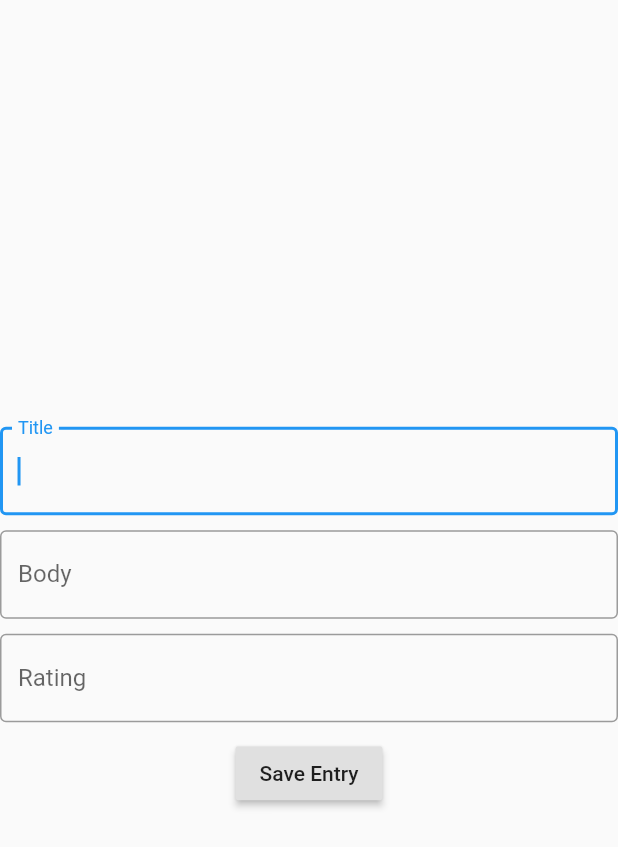
After one commit to arizala13/project_4, a Flutter app: the screen it shows after launch, after a tap on the "add" icon, on a phone screen of 412 x 824 dp. The commit adds this screen. Shown: the top 847 px of the screen. Run offline on Flutter 3.47's test engine with Material 2 defaults, Android fonts, the phone set to English and light mode, and no system bars.

Commit message:
Adding form for journal entry

```diff
--- /dev/null
+++ b/lib/JournalEntryForm.dart
@@ -0,0 +1,88 @@
+import 'package:flutter/material.dart';
+
+class JournalEntryForm extends StatefulWidget {
+  @override
+  _JournalEntryFormState createState() => _JournalEntryFormState();
+}
+
+class _JournalEntryFormState extends State<JournalEntryForm>{
+
+  final formKey = GlobalKey<FormState>();
+
+  @override
+  Widget build(BuildContext context) {
+    return Material(
+      child: Form(
+        key: formKey,
+              child: Column(
+          mainAxisAlignment: MainAxisAlignment.center,
+          children: [
+            new TextFormField(
+              autofocus: true,
+              decoration: InputDecoration(
+                labelText: 'Title', border: OutlineInputBorder()
+                ),
+                onSaved: (value) {
+                  // Store in some object
+                },
+                validator: (value) {
+                  if (value.isEmpty) {
+                    return 'Please enter a title';
+                  }
+                  else {
+                    return null;
+                  }
+                },
+              ),
+              SizedBox(height: 10),
+              new TextFormField(
+              autofocus: true,
+              decoration: InputDecoration(
+                labelText: 'Body', border: OutlineInputBorder()
+                ),
+                onSaved: (value) {
+                  // Store in some object
+                },
+                validator: (value) {
+                  if (value.isEmpty) {
+                    return 'Please enter a Body';
+                  }
+                  else {
+                    return null;
+                  }
+                },
+              ),
+              SizedBox(height: 10),
+        new TextFormField(
+              autofocus: true,
+              decoration: InputDecoration(
+                labelText: 'Rating', border: OutlineInputBorder()
+                ),
+                onSaved: (value) {
+                  // Store in some object
+                },
+                validator: (value) {
+                  if (value.isEmpty) {
+                    return 'Please enter a Rating';
+                  }
+                  else {
+                    return null;
+                  }
+                },
+              ),
+              SizedBox(height: 10),
+              RaisedButton(
+                onPressed: () {
+                  if (formKey.currentState.validate()) {
+                    formKey.currentState.save();
+                    Navigator.of(context).pop();
+                  }
+                },
+                child: Text('Save Entry'),
+                ),
+        ],
+      ),
+      )
+      );
+  }
+}
--- a/lib/ThemeInfo.dart
+++ b/lib/ThemeInfo.dart
@@ -4,10 +4,10 @@ class AppTheme {
   AppTheme._();
 
   static final ThemeData lightTheme = ThemeData(
-    scaffoldBackgroundColor: Colors.teal,
+    scaffoldBackgroundColor: Colors.grey,
     appBarTheme: AppBarTheme(
 
-      color: Colors.teal,
+      color: Colors.blueGrey,
       iconTheme: IconThemeData(
         color: Colors.black,
         )
--- a/lib/main.dart
+++ b/lib/main.dart
@@ -2,6 +2,7 @@ import 'package:flutter/material.dart';
 import 'package:provider/provider.dart';
 import 'AppStateNotifier.dart';
 import 'ThemeInfo.dart';
+import 'JournalEntryForm.dart';
 
 void main() {
   runApp(
@@ -39,6 +40,15 @@ class ThemeDemoState extends State<ThemeDemo>{
   @override
   Widget build(BuildContext context) {
     return Scaffold(
+      floatingActionButton: FloatingActionButton(
+        onPressed: () {
+          Navigator.push( context,
+    MaterialPageRoute(builder: (context) => JournalEntryForm()),
+    );
+      },
+      child: Icon(Icons.add),
+      backgroundColor: Theme.of(context).appBarTheme.color,
+    ),
       appBar: AppBar(
         title: Text('Welcome!', style: Theme.of(context).textTheme.title,)
         ),
```
